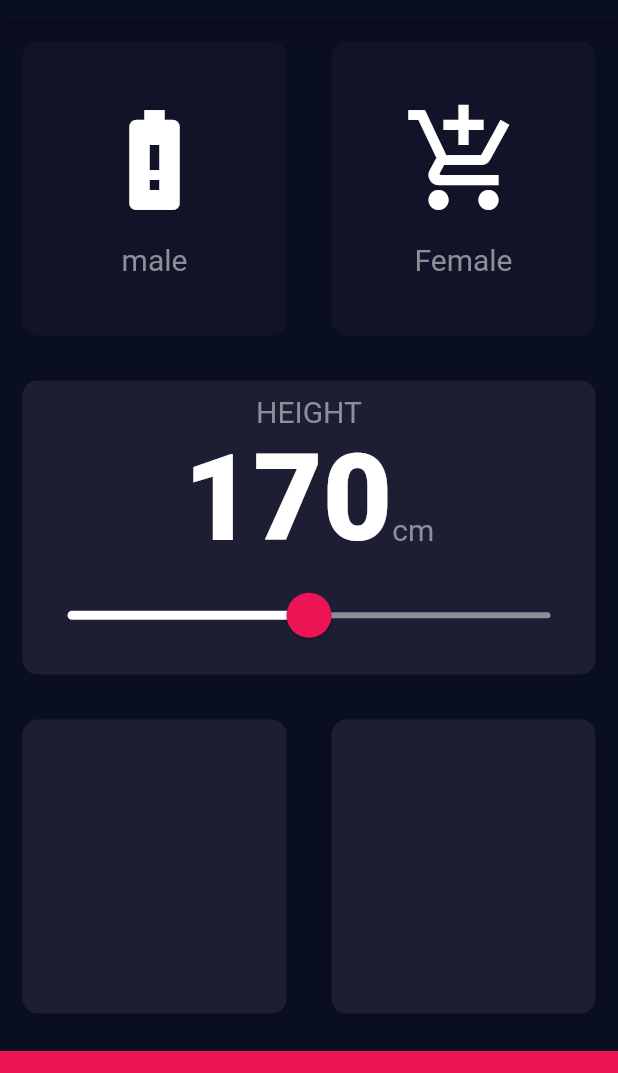
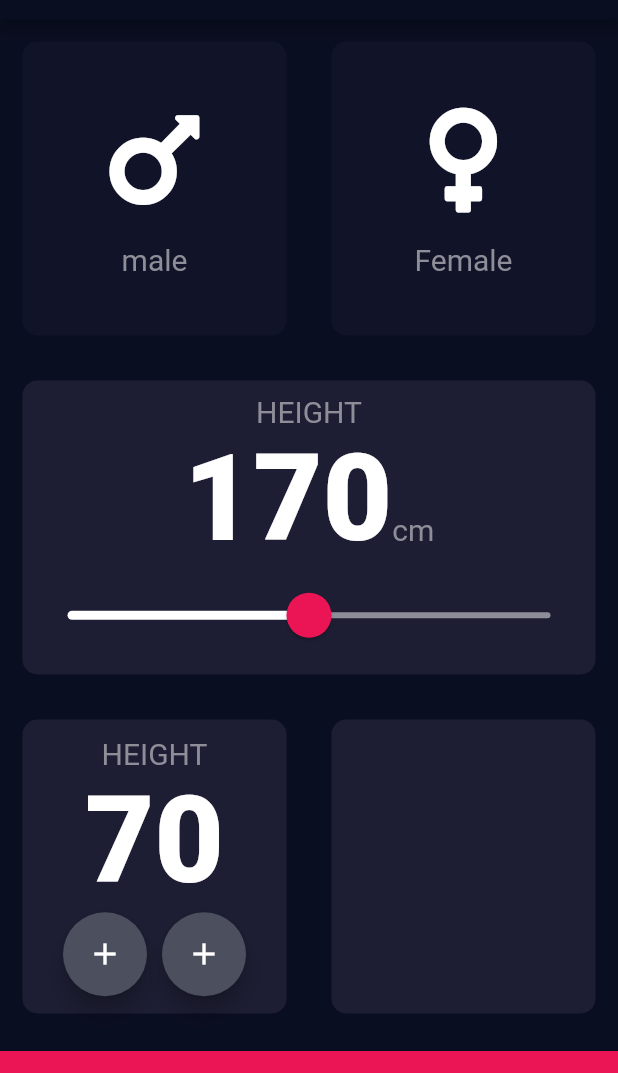
Before and after one commit to aximilli1212/flutter-googles, a Flutter app: the screen it shows after launch, on a phone screen of 412 x 824 dp, the part 65-1138 px from its top. Run offline on Flutter 3.47's test engine with Material 2 defaults, Android fonts, the phone set to English and light mode, and no system bars; our stand-ins replace audioplayers, font_awesome_flutter, rflutter_alert.

Commit message:
Add custom widget from groundUp - Raw - RoundIconButton

```diff
--- a/bmi_calculator/lib/input_page.dart
+++ b/bmi_calculator/lib/input_page.dart
@@ -1,4 +1,5 @@
 import 'package:flutter/material.dart';
+import 'package:font_awesome_flutter/font_awesome_flutter.dart';
 import 'reuseable_card.dart';
 import 'icon_content.dart';
 import 'constants.dart';
@@ -24,6 +25,7 @@ class _InputPageState extends State<InputPage> {
 
   Gender selectedGender;
   int height = 170;
+  int weight = 70;
 
   @override
   Widget build(BuildContext context) {
@@ -46,7 +48,7 @@ class _InputPageState extends State<InputPage> {
                       },
                       colour: selectedGender == Gender.male ? kActiveCardColor: kInactiveCardColor,
                       cardChild:IconContent(
-                          icon: Icons.battery_alert,
+                          icon: FontAwesomeIcons.mars,
                           label:'male'
                       ),
                     ),
@@ -60,7 +62,7 @@ class _InputPageState extends State<InputPage> {
                       },
                       colour: selectedGender == Gender.female ? kActiveCardColor: kInactiveCardColor,
                         cardChild:IconContent(
-                            icon: Icons.add_shopping_cart,
+                            icon: FontAwesomeIcons.venus,
                             label:'Female'
                         ),
                     ),
@@ -124,6 +126,42 @@ class _InputPageState extends State<InputPage> {
                     Expanded(
                       child: ReuseableCard(
                         colour: Color(0xFF1D1E33),
+                        cardChild: Column(
+                          mainAxisAlignment: MainAxisAlignment.center,
+                          children: <Widget>[
+                            Text(
+                              'HEIGHT',
+                              style: kLabelTextStyle,
+                            ),
+                            Text(
+                              weight.toString(),
+                              style: kHeavyTextStyle,
+                            ),
+                            Row(
+                              mainAxisAlignment: MainAxisAlignment.center,
+                              children: <Widget>[
+                                FloatingActionButton(
+                                  backgroundColor: Color(0xFF4C4F5E),
+                                  child: Icon(
+                                    Icons.add,
+                                    color: Colors.white,
+                                  ),
+                                ),
+                                SizedBox(
+                                  width: 10.0,
+                                ),
+                                FloatingActionButton(
+                                  backgroundColor: Color(0xFF4C4F5E),
+                                  child: Icon(
+                                    Icons.add,
+                                    color: Colors.white,
+                                  ),
+                                )
+                              ],
+                            )
+
+                          ],
+                        ),
                       ),
                     ),
                     Expanded(
@@ -147,3 +185,24 @@ class _InputPageState extends State<InputPage> {
     );
   }
 }
+
+class RoundIconButton extends StatelessWidget {
+
+  RoundIconButton({this.icon});
+  final IconData icon;
+
+  @override
+  Widget build(BuildContext context) {
+    return RawMaterialButton(
+       child: Icon(icon),
+      onPressed: (){},
+      elevation: 6.0,
+      constraints: BoxConstraints.tightFor(
+        width: 56.0,
+        height: 56.0
+      ),
+      shape: RoundedRectangleBorder(borderRadius: BorderRadius.circular(10.0)),
+      fillColor: Color(0xFF4C4F5E),
+    );
+  }
+}
--- a/bmi_calculator/pubspec.yaml
+++ b/bmi_calculator/pubspec.yaml
@@ -19,10 +19,9 @@ environment:
 dependencies:
   flutter:
     sdk: flutter
+  cupertino_icons: ^0.1.2
+  font_awesome_flutter: ^8.7.0
 
-  # The following adds the Cupertino Icons font to your application.
-  # Use with the CupertinoIcons class for iOS style icons.
-  cupertino_icons: ^0.1.2
 
 dev_dependencies:
   flutter_test:
```
Also changed, not shown: bmi_calculator/pubspec.lock.
